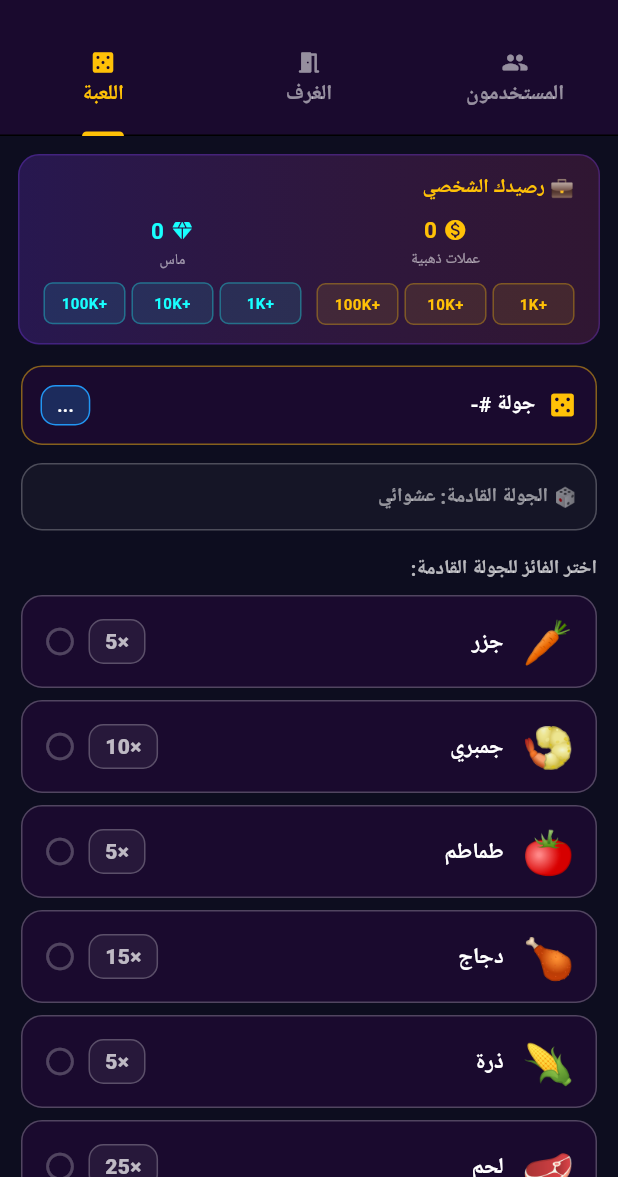
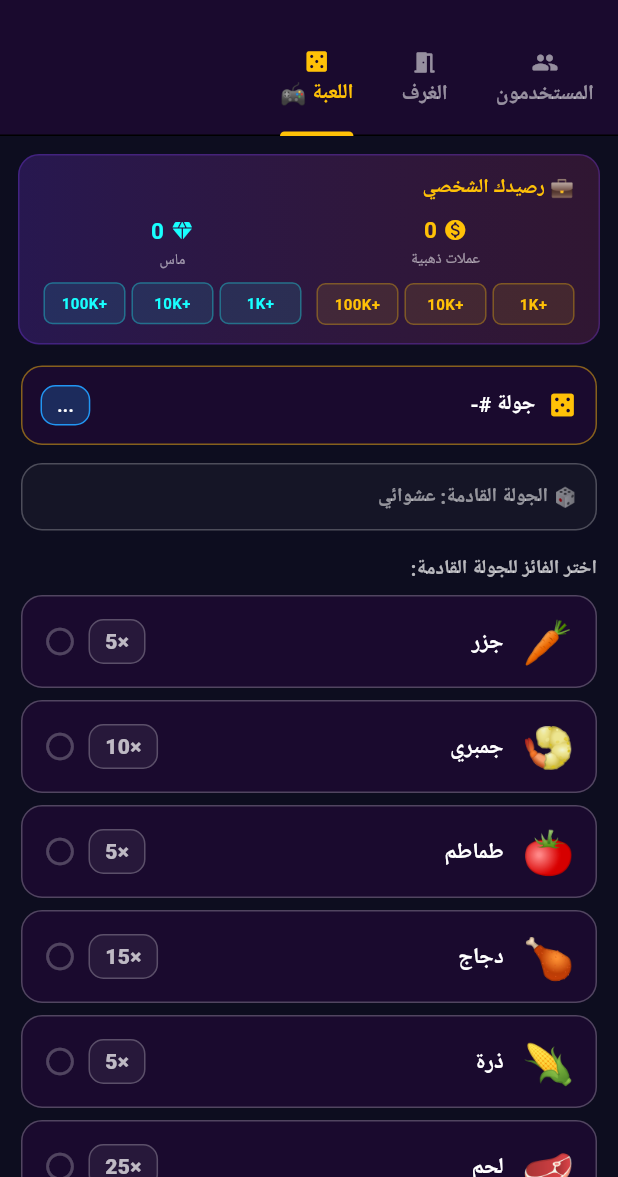
Before and after one commit to sheet-cmyk/chat-live, a Flutter app: the AdminScreen screen opened by its route, tab 3 chosen, on a phone screen of 412 x 824 dp, the part 59-1236 px from its top. Run offline on Flutter 3.47's test engine with Material 3 defaults, Android fonts, the phone set to English and light mode, and no system bars; our stand-ins replace audioplayers, cached_network_image, cloud_firestore, firebase_auth, firebase_core, firebase_crashlytics and 13 more; missing offline and left inert: zego_express_engine; accounts and stored records are empty; Roboto replaces fonts that are missing (Cairo).

Commit message:
fix admin game tab: scrollable tabs, loading state, error display
Co-Authored-By: Claude Sonnet 4.6 <noreply@anthropic.com>

```diff
--- a/lib/features/admin/presentation/screens/admin_screen.dart
+++ b/lib/features/admin/presentation/screens/admin_screen.dart
@@ -49,6 +49,8 @@ class _AdminScreenState extends ConsumerState<AdminScreen>
         iconTheme: const IconThemeData(color: Colors.white),
         bottom: TabBar(
           controller: _tab,
+          isScrollable: true,
+          tabAlignment: TabAlignment.start,
           labelColor: Colors.amber,
           unselectedLabelColor: Colors.white54,
           indicatorColor: Colors.amber,
@@ -56,7 +58,7 @@ class _AdminScreenState extends ConsumerState<AdminScreen>
           tabs: const [
             Tab(icon: Icon(Icons.people_rounded, size: 18), text: 'المستخدمون'),
             Tab(icon: Icon(Icons.meeting_room_rounded, size: 18), text: 'الغرف'),
-            Tab(icon: Icon(Icons.casino_rounded, size: 18), text: 'اللعبة'),
+            Tab(icon: Icon(Icons.casino_rounded, size: 18), text: 'اللعبة 🎮'),
           ],
         ),
       ),
@@ -727,9 +729,15 @@ class _GreedyStarTabState extends State<_GreedyStarTab> {
     return StreamBuilder<Map<String, dynamic>?>(
       stream: _repo.watchGameState(),
       builder: (context, snap) {
+        if (snap.hasError) {
+          return Center(child: Text('خطأ: ${snap.error}', style: const TextStyle(color: Colors.red, fontFamily: 'Cairo')));
+        }
+        if (!snap.hasData && snap.connectionState == ConnectionState.waiting) {
+          return const Center(child: CircularProgressIndicator(color: Colors.amber));
+        }
         final data = snap.data;
         final phase = data?['phase'] as String? ?? '...';
-        final roundId = (data?['roundId'] as num?)?.toInt() ?? '-';
+        final roundId = data?['roundId']?.toString() ?? '-';
         final forcedWinner = (data?['forcedWinner'] as num?)?.toInt();
 
         return ListView(
```
